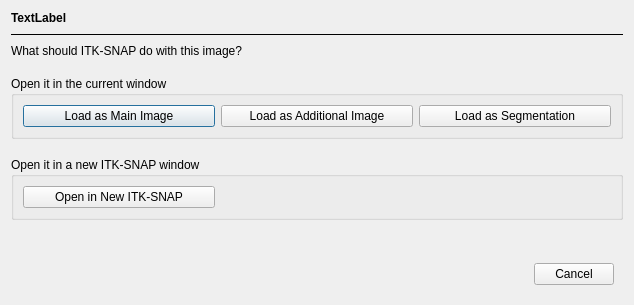
Before: the Qt Designer form GUI/Qt/Windows/DropActionDialog.ui in pyushkevich/itksnap, drawn with Qt 5.
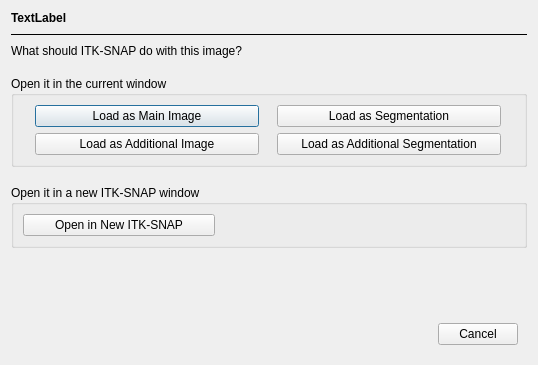
After: the same form once the commit is applied.

Commit message: Lots of additional scrubbing of the multiple segmentation support, including GUI items for loading and unloading additional segmentations

```diff
--- a/GUI/Qt/Windows/DropActionDialog.ui
+++ b/GUI/Qt/Windows/DropActionDialog.ui
@@ -6,8 +6,8 @@
    <rect>
     <x>0</x>
     <y>0</y>
-    <width>622</width>
-    <height>305</height>
+    <width>538</width>
+    <height>365</height>
    </rect>
   </property>
   <property name="windowTitle">
@@ -71,12 +71,12 @@
      <property name="title">
       <string>Open it in the current window</string>
      </property>
-     <layout class="QHBoxLayout" name="horizontalLayout_2">
-      <item>
+     <layout class="QGridLayout" name="gridLayout">
+      <item row="0" column="0">
        <widget class="QPushButton" name="btnLoadMain">
         <property name="minimumSize">
          <size>
-          <width>192</width>
+          <width>224</width>
           <height>0</height>
          </size>
         </property>
@@ -94,11 +94,11 @@
         </property>
        </widget>
       </item>
-      <item>
+      <item row="1" column="0">
        <widget class="QPushButton" name="btnLoadOverlay">
         <property name="minimumSize">
          <size>
-          <width>192</width>
+          <width>224</width>
           <height>0</height>
          </size>
         </property>
@@ -116,11 +116,11 @@
         </property>
        </widget>
       </item>
-      <item>
+      <item row="0" column="1">
        <widget class="QPushButton" name="btnLoadSegmentation">
         <property name="minimumSize">
          <size>
-          <width>192</width>
+          <width>224</width>
           <height>0</height>
          </size>
         </property>
@@ -138,6 +138,28 @@
         </property>
        </widget>
       </item>
+      <item row="1" column="1">
+       <widget class="QPushButton" name="btnLoadAdditionalSegmentation">
+        <property name="minimumSize">
+         <size>
+          <width>224</width>
+          <height>0</height>
+         </size>
+        </property>
+        <property name="maximumSize">
+         <size>
+          <width>192</width>
+          <height>16777215</height>
+         </size>
+        </property>
+        <property name="toolTip">
+         <string>This will replace the current segmentation image with the dropped image.</string>
+        </property>
+        <property name="text">
+         <string>Load as Additional Segmentation</string>
+        </property>
+       </widget>
+      </item>
      </layout>
     </widget>
    </item>
```
Left out of the diff: 6 changed lines with no effect on the pictures. The commit also changes 18 other files.
